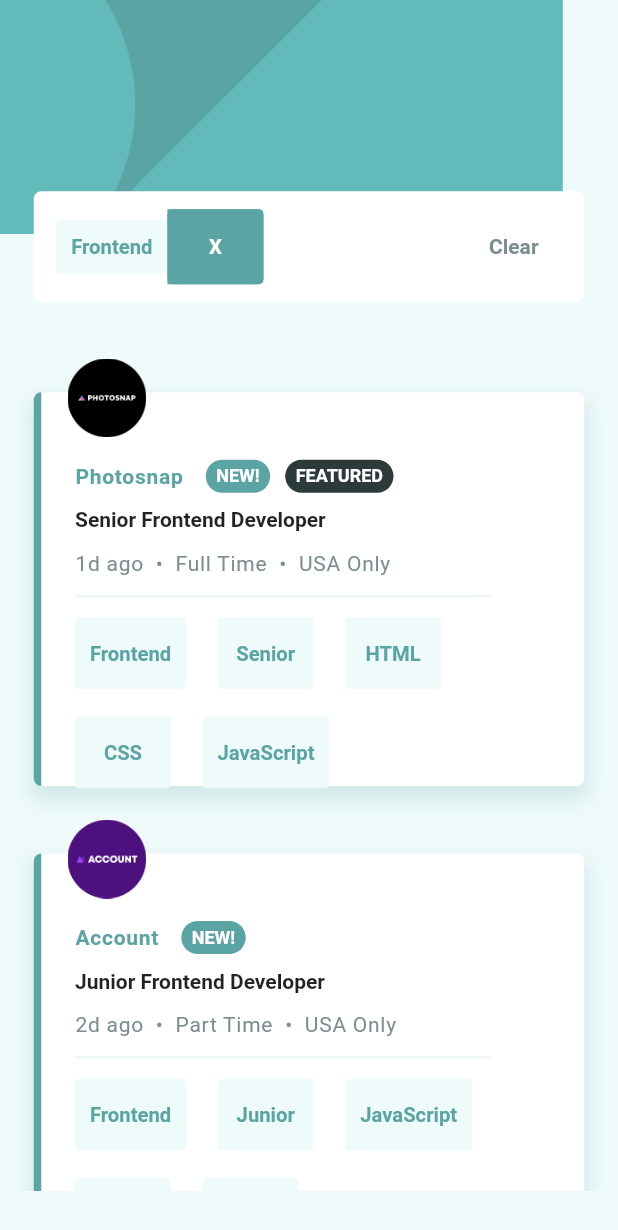
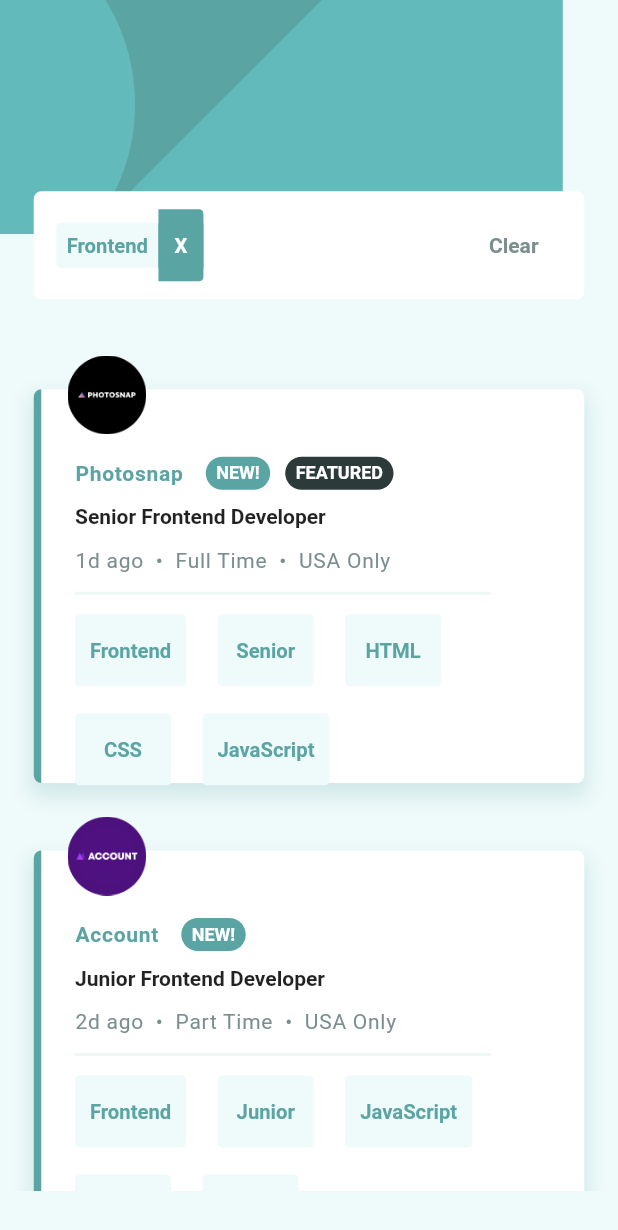
Before and after one commit to 0-BSCode/static-job-listings-master, a Flutter app: the screen it shows after launch, after a tap on "Frontend", on a phone screen of 412 x 824 dp. Shown: the top 1230 px of the screen. Run offline on Flutter 3.47's test engine with Material 2 defaults, Android fonts, the phone set to English and light mode, and no system bars; our stand-ins replace flutter_svg; Roboto replaces fonts that are missing (Spartan).

Commit message:
Refactored filter styles

```diff
--- a/lib/components/filter.dart
+++ b/lib/components/filter.dart
@@ -23,7 +23,7 @@
               ),
               color: COLOR_LIGHT_GRAY_CYAN_BACKGROUND.toColor(),
             ),
-            padding: EdgeInsets.all(rootSize * 10 / 15),
+            padding: EdgeInsets.all(rootSize * 7 / 15),
             child: Text(
               filter,
               style: TextStyle(
@@ -41,11 +41,11 @@
                 bottomRight: Radius.circular(rootSize * 3 / 15),
               ),
             ),
+            padding: EdgeInsets.all(rootSize * 0 / 15),
+            child: SizedBox(
+              width: rootSize * 2,
               child: TextButton(
                 style: ButtonStyle(
-                padding: MaterialStateProperty.all<EdgeInsetsGeometry>(
-                  EdgeInsets.all(rootSize * 17 / 15),
-                ),
                   backgroundColor: MaterialStateColor.resolveWith(
                     (states) => COLOR_DARK_CYAN.toColor(),
                   ),
@@ -64,6 +64,7 @@
                 ),
               ),
             ),
+          ),
         ],
       ),
     );
--- a/lib/screens/homePage.dart
+++ b/lib/screens/homePage.dart
@@ -68,6 +68,20 @@
                                         listen: false)
                                     .clearFilters();
                               },
+                              style: ButtonStyle(
+                                overlayColor: MaterialStateColor.resolveWith(
+                                  (states) {
+                                    if (states
+                                        .contains(MaterialState.hovered)) {
+                                      return COLOR_LIGHT_GRAY_CYAN_TABLETS
+                                          .toColor();
+                                    } else {
+                                      return COLOR_LIGHT_GRAY_CYAN_BACKGROUND
+                                          .toColor();
+                                    }
+                                  },
+                                ),
+                              ),
                               child: Text(
                                 'Clear',
                                 style: TextStyle(
```
Lines whose indentation alone changed are shown as unchanged.
